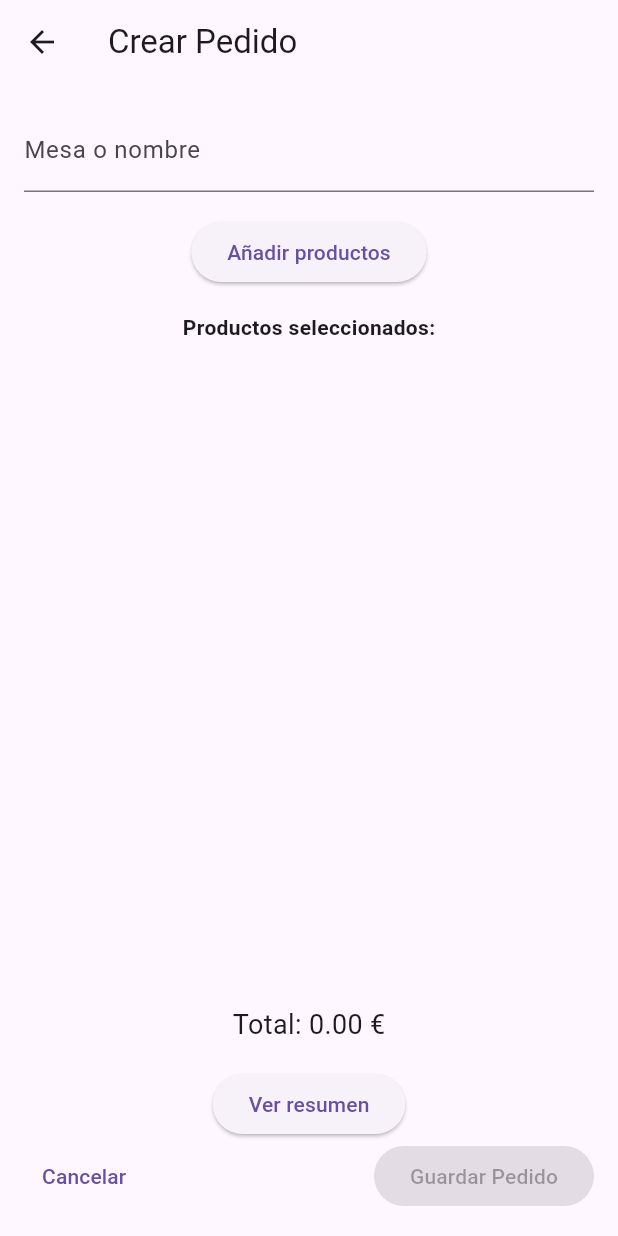
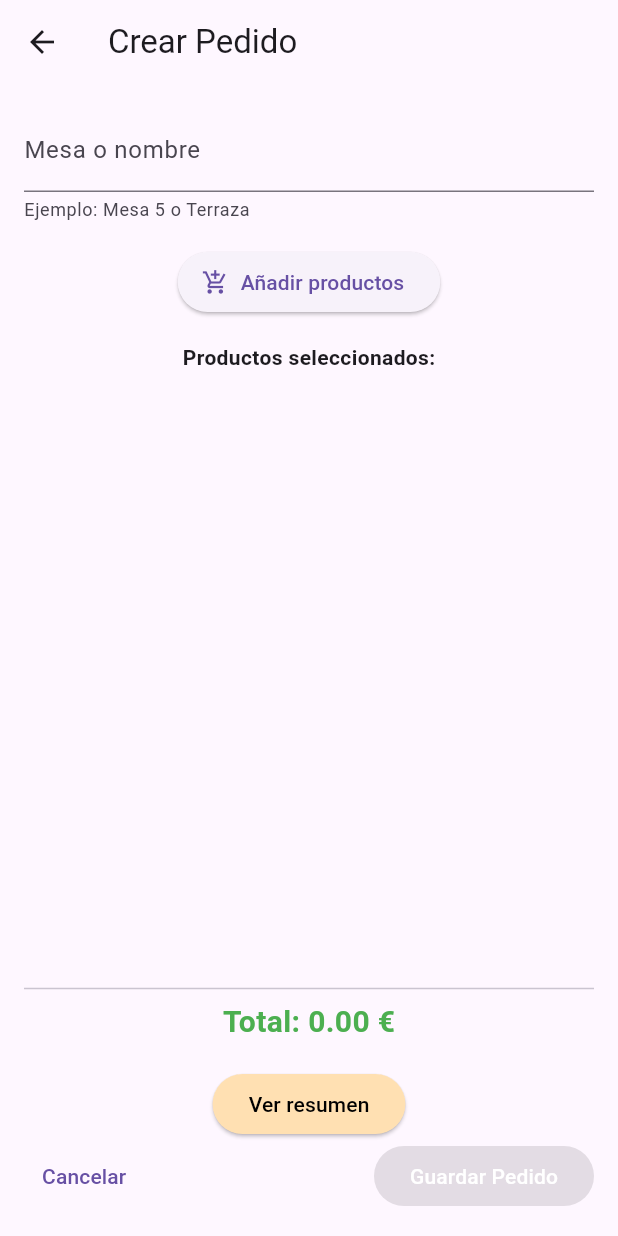
Before and after one commit to Aldair-GL/BarApp, a Flutter app: the screen it shows after launch, after a tap on the "add" icon, on a phone screen of 412 x 824 dp. Run offline on Flutter 3.47's test engine with Material 3 defaults, Android fonts, the phone set to English and light mode, and no system bars.

Commit message:
first commit

```diff
--- a/lib/view/create_order_page.dart
+++ b/lib/view/create_order_page.dart
@@ -1,14 +1,17 @@
 import 'package:flutter/material.dart';
 import '../ViewModel/create_order_viewmodel.dart';
 import 'product_selection_page.dart';
+
 /// Página para crear una nueva orden.
 class CreateOrderPage extends StatefulWidget {
   @override
   _CreateOrderPageState createState() => _CreateOrderPageState();
 }
+
 /// Estado de la página CreateOrderPage.
 class _CreateOrderPageState extends State<CreateOrderPage> {
   final viewModel = CreateOrderViewModel();
+
   /// Construye la interfaz de usuario de la página.
   @override
   Widget build(BuildContext context) {
@@ -19,12 +22,23 @@ class _CreateOrderPageState extends State<CreateOrderPage> {
         child: Column(
           children: [
             TextField(
-              decoration: InputDecoration(labelText: "Mesa o nombre"),
-              onChanged: viewModel.updateTableName,
+              decoration: InputDecoration(
+                labelText: "Mesa o nombre",
+                helperText: "Ejemplo: Mesa 5 o Terraza", // Validación visual
+              ),
+              onChanged: (value) {
+                setState(() {
+                  viewModel.updateTableName(value);
+                });
+              },
             ),
             SizedBox(height: 16),
-/// Botón para añadir productos a la orden.
-            ElevatedButton(
+
+            /// Botón para añadir productos con TOOLTIP
+            Tooltip(
+              message: "Abrir el catálogo de productos",
+              child: ElevatedButton.icon(
+                icon: Icon(Icons.add_shopping_cart),
                 onPressed: () async {
                   final products = await Navigator.push(
                     context,
@@ -36,16 +50,25 @@ class _CreateOrderPageState extends State<CreateOrderPage> {
                     setState(() {
                       viewModel.updateProducts(products);
                     });
+
+                    // SNACKBAR informativo al añadir productos
+                    ScaffoldMessenger.of(context).showSnackBar(
+                      SnackBar(
+                        content: Text("Productos actualizados correctamente"),
+                        duration: Duration(seconds: 1),
+                        backgroundColor: Colors.blueAccent,
+                      ),
+                    );
                   }
                 },
-              child: Text("Añadir productos"),
+                label: Text("Añadir productos"),
+              ),
             ),
 
-/// Listado de productos seleccionados.
             SizedBox(height: 16),
             Text("Productos seleccionados:",
                 style: TextStyle(fontWeight: FontWeight.bold)),
-/// Lista de productos añadidos a la orden.
+
             Expanded(
               child: ListView.builder(
                 itemCount: viewModel.selectedProducts.length,
@@ -53,19 +76,23 @@ class _CreateOrderPageState extends State<CreateOrderPage> {
                   final p = viewModel.selectedProducts[i];
                   return ListTile(
                     title: Text("${p.nombre} x${p.cantidad}"),
-                    trailing:
-                        Text("${p.total.toStringAsFixed(2)} €"),
+                    trailing: Text("${p.total.toStringAsFixed(2)} €"),
                   );
                 },
               ),
             ),
-/// Mostrar el total de la orden.
+
+            Divider(),
             Text("Total: ${viewModel.total.toStringAsFixed(2)} €",
-                style: TextStyle(fontSize: 18)),
+                style: TextStyle(fontSize: 20, fontWeight: FontWeight.bold, color: Colors.green)),
 
             SizedBox(height: 16),
-/// Botón para ver el resumen de la orden
-            ElevatedButton(
+
+            /// Botón Resumen con TOOLTIP
+            Tooltip(
+              message: "Ver desglose detallado antes de guardar",
+              child: ElevatedButton(
+                style: ElevatedButton.styleFrom(backgroundColor: Colors.orange.shade100),
                 onPressed: () {
                   Navigator.pushNamed(
                     context,
@@ -73,25 +100,38 @@ class _CreateOrderPageState extends State<CreateOrderPage> {
                     arguments: viewModel.buildOrder(),
                   );
                 },
-              child: Text("Ver resumen"),
+                child: Text("Ver resumen", style: TextStyle(color: Colors.black)),
               ),
-/// Botones para cancelar o guardar la orden.
+            ),
+
             Row(
               mainAxisAlignment: MainAxisAlignment.spaceBetween,
               children: [
                 TextButton(
-                    onPressed: () {
-                      Navigator.pop(context);
-                    },
+                    onPressed: () => Navigator.pop(context),
                     child: Text("Cancelar")),
-                ElevatedButton(
+
+                /// Botón Guardar con TOOLTIP y lógica de SNACKBAR
+                Tooltip(
+                  message: viewModel.isValid ? "Finalizar y guardar pedido" : "Asigna una mesa y productos primero",
+                  child: ElevatedButton(
+                      style: ElevatedButton.styleFrom(
+                        backgroundColor: viewModel.isValid ? Colors.green : Colors.grey,
+                      ),
                       onPressed: viewModel.isValid
                           ? () {
-                            Navigator.pop(
-                                context, viewModel.buildOrder());
+                              // Mostramos Snackbar de éxito antes de salir
+                              ScaffoldMessenger.of(context).showSnackBar(
+                                SnackBar(
+                                  content: Text("✅ Pedido guardado con éxito"),
+                                  backgroundColor: Colors.green,
+                                ),
+                              );
+                              Navigator.pop(context, viewModel.buildOrder());
                             }
                           : null,
-                    child: Text("Guardar Pedido")),
+                      child: Text("Guardar Pedido", style: TextStyle(color: Colors.white))),
+                ),
               ],
             )
           ],
--- a/lib/view/home_page.dart
+++ b/lib/view/home_page.dart
@@ -1,45 +1,81 @@
 import 'package:flutter/material.dart';
 import '../ViewModel/home_viewmodel.dart';
 import 'create_order_page.dart';
+
 /// Página principal que muestra las órdenes.
 class HomePage extends StatefulWidget {
   final HomeViewModel viewModel;
+
   /// Constructor de la clase HomePage.
   HomePage({required this.viewModel});
 
   @override
   _HomePageState createState() => _HomePageState();
 }
+
 /// Estado de la página HomePage.
 class _HomePageState extends State<HomePage> {
   @override
   Widget build(BuildContext context) {
     return Scaffold(
-      appBar: AppBar(title: Text("Pedidos del Bar")),
+      appBar: AppBar(
+        title: Text("Pedidos del Bar"),
+        centerTitle: true,
+      ),
+
+      // TOOLTIP añadido al FloatingActionButton
       floatingActionButton: FloatingActionButton(
+        tooltip: "Crear un nuevo pedido para una mesa", // Punto 3: Tooltip
         onPressed: () async {
           final newOrder = await Navigator.push(
             context,
             MaterialPageRoute(builder: (_) => CreateOrderPage()),
           );
+
           /// Añade la nueva orden si se ha creado correctamente.
           if (newOrder != null) {
             if (!mounted) return;
             setState(() {
               widget.viewModel.addOrder(newOrder);
             });
+
+            // PUNTO 3: SNACKBAR de confirmación
+            ScaffoldMessenger.of(context).showSnackBar(
+              SnackBar(
+                content: Text("✅ Pedido para ${newOrder.nombreMesa} añadido a la lista"),
+                backgroundColor: Colors.green.shade700,
+                behavior: SnackBarBehavior.floating, // Hace que el snackbar flote
+                shape: RoundedRectangleBorder(borderRadius: BorderRadius.circular(10)),
+                duration: const Duration(seconds: 3),
+              ),
+            );
           }
         },
         child: Icon(Icons.add),
       ),
-      body: ListView.builder(
+
+      body: widget.viewModel.orders.isEmpty
+          ? Center(child: Text("No hay pedidos activos"))
+          : ListView.builder(
               itemCount: widget.viewModel.orders.length,
               itemBuilder: (_, i) {
                 final order = widget.viewModel.orders[i];
-          return ListTile(
-            title: Text(order.nombreMesa),
-            subtitle: Text("${order.totalItems} productos"),
-            trailing: Text("${order.totalPrice.toStringAsFixed(2)} €"),
+                return Card(
+                  margin: EdgeInsets.symmetric(horizontal: 10, vertical: 5),
+                  child: ListTile(
+                    leading: CircleAvatar(child: Icon(Icons.restaurant)),
+                    title: Text(order.nombreMesa, style: TextStyle(fontWeight: FontWeight.bold)),
+                    subtitle: Text("${order.productos.length} productos registrados"),
+                    trailing: Column(
+                      mainAxisAlignment: MainAxisAlignment.center,
+                      crossAxisAlignment: CrossAxisAlignment.end,
+                      children: [
+                        Text("${order.totalPrice.toStringAsFixed(2)} €",
+                            style: TextStyle(color: Colors.green, fontWeight: FontWeight.bold, fontSize: 16)),
+                        Text("Pendiente", style: TextStyle(fontSize: 10, color: Colors.orange)),
+                      ],
+                    ),
+                  ),
                 );
               },
             ),
```
Also changed, not shown: lib/ViewModel/home_viewmodel.dart (+6 -2 lines), lib/view/order_summary_page.dart (+64 -15 lines). Lines whose indentation alone changed are shown as unchanged.
